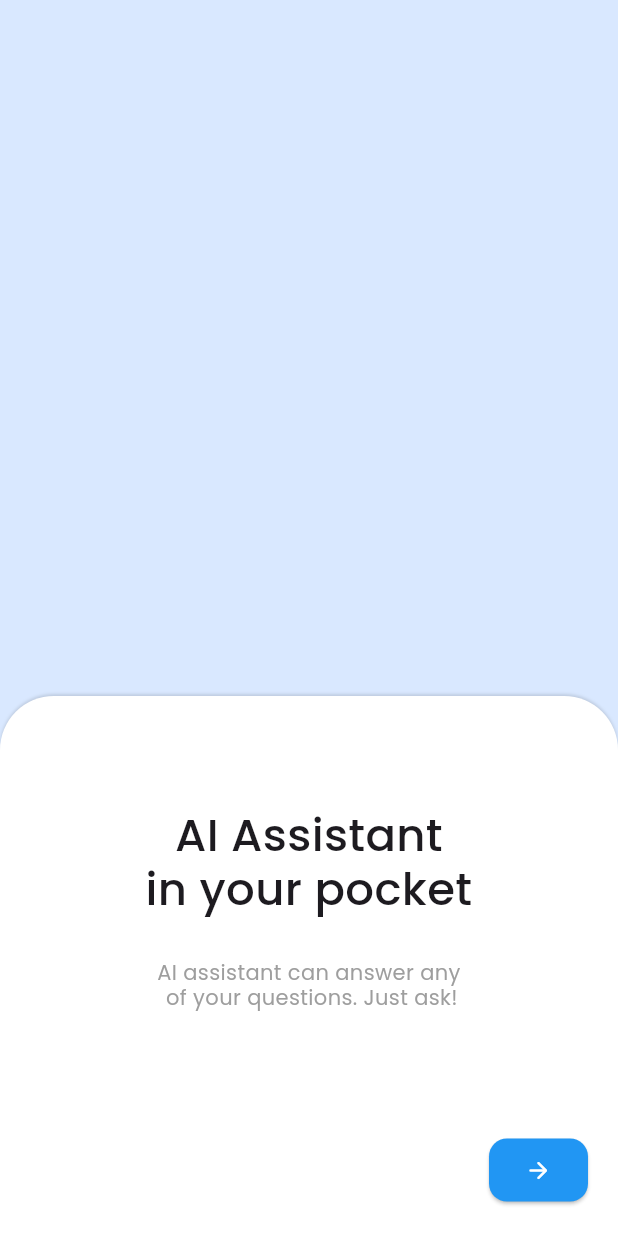
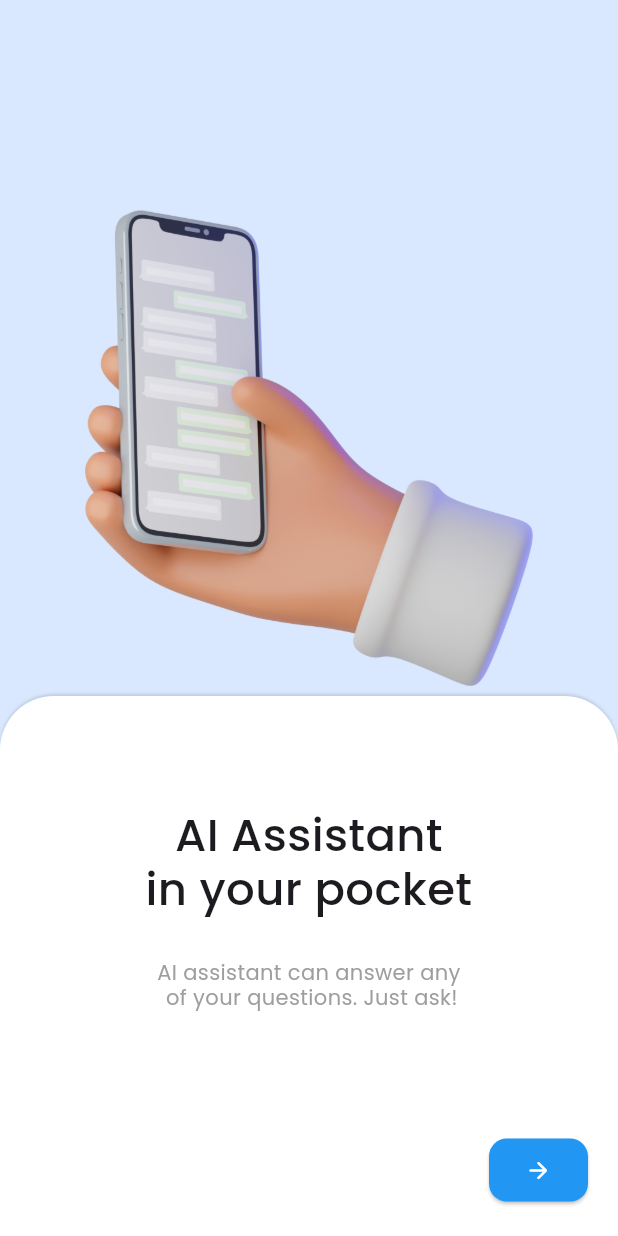
Before and after one commit to Fairuzzzzz/ai-chat-app, a Flutter app: the screen it shows after launch, on a phone screen of 412 x 824 dp. Run offline on Flutter 3.47's test engine with Material 3 defaults, Android fonts, the light colour scheme and no system bars; our stand-ins replace flutter_dotenv, flutter_svg, supabase_flutter; missing offline and left inert: groq; accounts and stored records are empty.

Commit message:
add Hand image asset to welcome login page

```diff
--- a/lib/pages/welcomelogin_page.dart
+++ b/lib/pages/welcomelogin_page.dart
@@ -46,6 +46,15 @@ class _WelcomeloginPageState extends State<WelcomeloginPage> {
   Widget build(BuildContext context) {
     return Scaffold(
       body: Stack(children: [
+        Positioned(
+          top: 80,
+          left: 0,
+          right: 0,
+          child: Image.asset(
+            'assets/images/Hand.png',
+            scale: 5,
+          ),
+        ),
         Positioned(
           top: MediaQuery.of(context).size.height - 360 - 50,
           left: MediaQuery.of(context).size.width / 26,
--- a/pubspec.yaml
+++ b/pubspec.yaml
@@ -55,6 +55,7 @@ flutter:
   assets:
     - .env
     - assets/icons/
+    - assets/images/
   #   - images/a_dot_ham.jpeg
   # An image asset can refer to one or more resolution-specific "variants", see
   # https://flutter.dev/to/resolution-aware-images
```
Also changed, not shown: assets/images/Hand.png (added).
